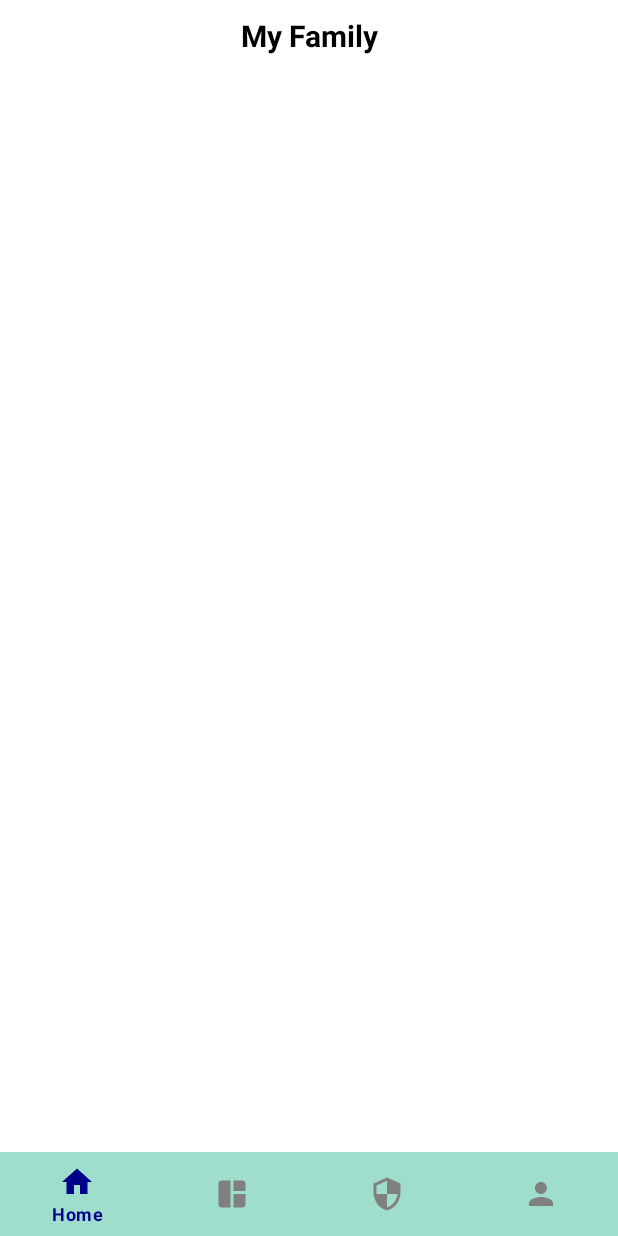
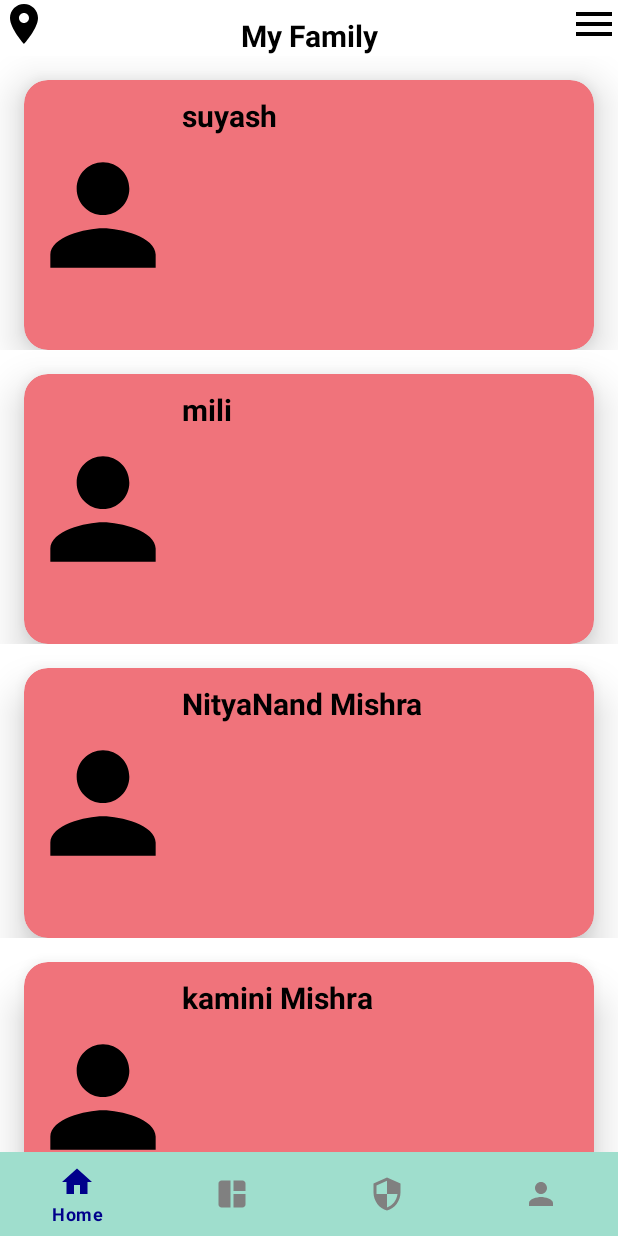
Before and after one commit to suyasho786/Family_Safety_App, an Android app: the fragment HomeFragment placed in its activity, on a phone screen of 412 x 824 dp. Run offline under Robolectric (Android 15) with nearby library versions, the phone set to English and light mode, and no system bars.

Commit message:
recycler View implemented

```diff
--- a/app/src/main/java/com/example/grocery_app/HomeFragment.kt
+++ b/app/src/main/java/com/example/grocery_app/HomeFragment.kt
@@ -5,6 +5,8 @@ import androidx.fragment.app.Fragment
 import android.view.LayoutInflater
 import android.view.View
 import android.view.ViewGroup
+import androidx.recyclerview.widget.LinearLayoutManager
+import androidx.recyclerview.widget.RecyclerView
 
 
 class HomeFragment : Fragment() {
@@ -20,6 +22,23 @@ class HomeFragment : Fragment() {
         return inflater.inflate(R.layout.fragment_home, container, false)
     }
 
+    override fun onViewCreated(view: View, savedInstanceState: Bundle?) {
+        super.onViewCreated(view, savedInstanceState)
+        val listMembers = listOf<MemberModel>(
+            MemberModel("suyash","8209590494"),
+            MemberModel("mili","8441875787"),
+            MemberModel("NityaNand Mishra","9414976698"),
+            MemberModel("kamini Mishra","7425944695"),
+            MemberModel("kamini Mishra","7425944695"),
+            MemberModel("kamini Mishra","7425944695"),
+            MemberModel("kamini Mishra","7425944695"),
+            MemberModel("kamini Mishra","7425944695")
+        )
+        val adapter = MemberAdapter(listMembers)
+        val recycler = requireView().findViewById<RecyclerView>(R.id.homeRecyclerView)
+        recycler.layoutManager = LinearLayoutManager(requireContext())
+        recycler.adapter = adapter
+    }
     companion object {
         @JvmStatic
         fun newInstance() = HomeFragment()
--- a/app/src/main/java/com/example/grocery_app/MainActivity.kt
+++ b/app/src/main/java/com/example/grocery_app/MainActivity.kt
@@ -16,6 +16,10 @@ class MainActivity : AppCompatActivity() {
                 inflateFragment(GuardFragment.newInstance())
             }else if(it.itemId==R.id.nav_home){
                 inflateFragment(HomeFragment.newInstance())
+            }else if(it.itemId==R.id.nav_profile){
+                inflateFragment(ProfileFragment.newInstance())
+            }else if(it.itemId==R.id.nav_dashboard){
+                inflateFragment(DashboardFragment.newInstance())
             }
             true
         }
--- /dev/null
+++ b/app/src/main/java/com/example/grocery_app/MemberAdapter.kt
@@ -0,0 +1,30 @@
+package com.example.grocery_app
+import android.view.LayoutInflater
+import android.view.View
+import android.view.ViewGroup
+import android.widget.ImageView
+import android.widget.TextView
+import androidx.recyclerview.widget.RecyclerView
+class MemberAdapter(private val listMembers: List<MemberModel>) : RecyclerView.Adapter<MemberAdapter.ViewHolder>() {
+    class ViewHolder(private val item :View) :RecyclerView.ViewHolder(item){
+        val imageUser = item.findViewById<ImageView>(R.id.image_user1)
+        val nameUser = item.findViewById<TextView>(R.id.tvCard)
+
+    }
+
+    override fun onCreateViewHolder(parent: ViewGroup, viewType: Int): MemberAdapter.ViewHolder {
+        val inflater = LayoutInflater.from(parent.context)
+        val item = inflater.inflate(R.layout.item_member,parent,false)
+        return ViewHolder(item)
+    }
+
+    override fun onBindViewHolder(holder: ViewHolder, position: Int) {
+        val item = listMembers[position]
+        holder.nameUser.text = item.name
+    }
+
+    override fun getItemCount(): Int {
+        return listMembers.size
+    }
+
+}
--- /dev/null
+++ b/app/src/main/java/com/example/grocery_app/MemberModel.kt
@@ -0,0 +1,6 @@
+package com.example.grocery_app
+
+data class MemberModel(
+    val name:String,
+    val number:String,
+)
--- /dev/null
+++ b/app/src/main/res/drawable/ic_location_on_24.xml
@@ -0,0 +1,5 @@
+<vector android:height="24dp" android:tint="#000000"
+    android:viewportHeight="24" android:viewportWidth="24"
+    android:width="24dp" xmlns:android="http://schemas.android.com/apk/res/android">
+    <path android:fillColor="@android:color/white" android:pathData="M12,2C8.13,2 5,5.13 5,9c0,5.25 7,13 7,13s7,-7.75 7,-13c0,-3.87 -3.13,-7 -7,-7zM12,11.5c-1.38,0 -2.5,-1.12 -2.5,-2.5s1.12,-2.5 2.5,-2.5 2.5,1.12 2.5,2.5 -1.12,2.5 -2.5,2.5z"/>
+</vector>
--- /dev/null
+++ b/app/src/main/res/drawable/ic_menu_24.xml
@@ -0,0 +1,5 @@
+<vector android:height="24dp" android:tint="#000000"
+    android:viewportHeight="24" android:viewportWidth="24"
+    android:width="24dp" xmlns:android="http://schemas.android.com/apk/res/android">
+    <path android:fillColor="@android:color/white" android:pathData="M3,18h18v-2L3,16v2zM3,13h18v-2L3,11v2zM3,6v2h18L21,6L3,6z"/>
+</vector>
--- a/app/src/main/res/layout/fragment_home.xml
+++ b/app/src/main/res/layout/fragment_home.xml
@@ -1,10 +1,10 @@
 <?xml version="1.0" encoding="utf-8"?>
 <androidx.constraintlayout.widget.ConstraintLayout xmlns:android="http://schemas.android.com/apk/res/android"
+    xmlns:app="http://schemas.android.com/apk/res-auto"
     xmlns:tools="http://schemas.android.com/tools"
     android:layout_width="match_parent"
-    xmlns:app="http://schemas.android.com/apk/res-auto"
+    android:layout_height="match_parent"
     android:background="@color/white"
-    android:layout_height="match_parent"
     tools:context=".HomeFragment">
 
     <TextView
@@ -17,11 +17,39 @@
         android:textColor="@color/black"
         android:textSize="20sp"
         android:textStyle="bold"
+        app:layout_constraintEnd_toEndOf="parent"
         app:layout_constraintStart_toStartOf="parent"
-        app:layout_constraintEnd_toEndOf="parent"
-        app:layout_constraintTop_toTopOf="parent"
-        >
+        app:layout_constraintTop_toTopOf="parent">
 
     </TextView>
 
+
+    <androidx.appcompat.widget.AppCompatImageView
+        android:layout_width="32dp"
+        android:layout_height="32dp"
+        android:src="@drawable/ic_location_on_24"
+        app:layout_constraintLeft_toLeftOf="parent"
+
+        app:layout_constraintTop_toTopOf="parent">
+
+    </androidx.appcompat.widget.AppCompatImageView>
+
+    <androidx.appcompat.widget.AppCompatImageView
+        android:layout_width="32dp"
+        android:layout_height="32dp"
+        android:src="@drawable/ic_menu_24"
+        app:layout_constraintRight_toRightOf="parent"
+        app:layout_constraintTop_toTopOf="parent">
+
+    </androidx.appcompat.widget.AppCompatImageView>
+    <androidx.recyclerview.widget.RecyclerView
+        android:id="@+id/homeRecyclerView"
+        tools:listitem="@layout/item_member"
+        android:layout_width="match_parent"
+        app:layout_constraintBottom_toBottomOf="parent"
+        app:layout_constraintTop_toBottomOf="@id/tv_family_heading"
+        android:layout_height="0dp">
+
+    </androidx.recyclerview.widget.RecyclerView>
+
 </androidx.constraintlayout.widget.ConstraintLayout>
--- /dev/null
+++ b/app/src/main/res/layout/item_member.xml
@@ -0,0 +1,50 @@
+<?xml version="1.0" encoding="utf-8"?>
+<androidx.constraintlayout.widget.ConstraintLayout xmlns:android="http://schemas.android.com/apk/res/android"
+    xmlns:app="http://schemas.android.com/apk/res-auto"
+    xmlns:tools="http://schemas.android.com/tools"
+    android:layout_width="match_parent"
+    android:background="@color/white"
+    android:layout_height="wrap_content">
+
+
+
+    <com.google.android.material.card.MaterialCardView
+        android:id="@+id/card"
+        android:layout_width="match_parent"
+        android:layout_height="180dp"
+        android:layout_margin="16dp"
+        android:layout_marginStart="8dp"
+        android:backgroundTint="#f0737b"
+        app:cardCornerRadius="16dp"
+        app:cardElevation="16dp"
+        app:layout_constraintTop_toTopOf="parent">
+
+    </com.google.android.material.card.MaterialCardView>
+
+    <androidx.appcompat.widget.AppCompatImageView
+        android:id="@+id/image_user1"
+        android:layout_width="105dp"
+        android:layout_height="105dp"
+        android:elevation="16dp"
+        android:src="@drawable/ic_profile_24"
+        app:layout_constraintBottom_toBottomOf="@id/card"
+        app:layout_constraintStart_toStartOf="@id/card"
+        app:layout_constraintTop_toTopOf="@+id/card">
+
+    </androidx.appcompat.widget.AppCompatImageView>
+    <TextView
+        android:id="@+id/tvCard"
+        android:layout_width="wrap_content"
+        android:layout_height="wrap_content"
+        android:layout_marginTop="10dp"
+        android:elevation="16dp"
+        android:text="SUYASH"
+        android:textColor="@color/black"
+        android:textSize="20sp"
+        android:textStyle="bold"
+        app:layout_constraintStart_toEndOf="@+id/image_user1"
+
+        app:layout_constraintTop_toTopOf="@id/card">
+
+    </TextView>
+</androidx.constraintlayout.widget.ConstraintLayout>
```
Also changed, not shown: app/src/main/java/com/example/grocery_app/DashboardFragment.kt (added, +33 -0 lines), app/src/main/java/com/example/grocery_app/ProfileFragment.kt (added, +32 -0 lines), app/src/main/res/layout/fragment_dashboard.xml (added, +16 -0 lines), app/src/main/res/layout/fragment_profile.xml (added, +14 -0 lines).
